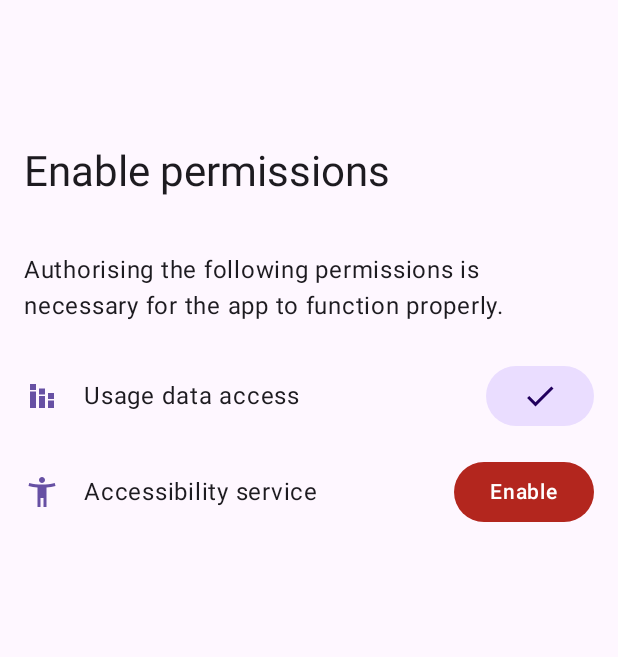
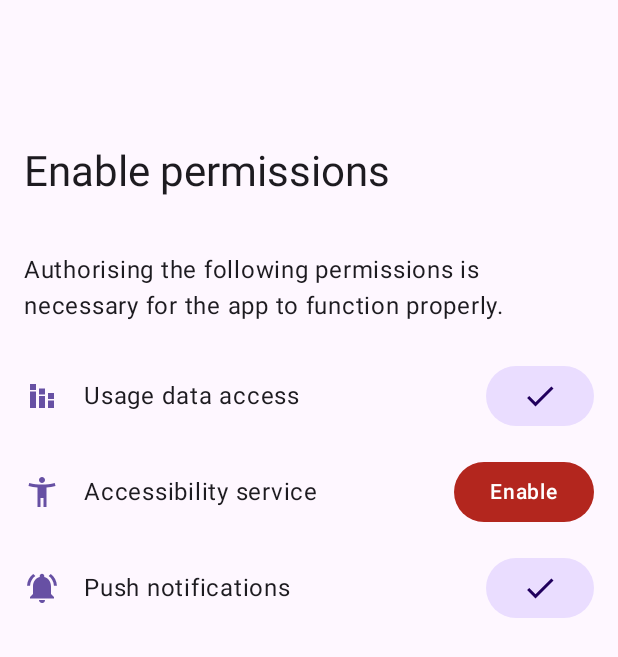
Before and after one commit to JackFinnis/DRP, an Android app built with Jetpack Compose: the screen it shows after launch (SetupActivity), on a phone screen of 412 x 824 dp. Shown: the top 657 px of the screen. Run offline under Robolectric (Android 15) with nearby library versions, the phone set to English and light mode, and no system bars; 1 statement that could not run was skipped.

Commit message:
feat: ask for push notification access as well
Signed-off-by: Timothy Langer <zeevox.dev@gmail.com>

```diff
--- a/app/src/main/AndroidManifest.xml
+++ b/app/src/main/AndroidManifest.xml
@@ -9,6 +9,8 @@
     <uses-permission
         android:name="android.permission.QUERY_ALL_PACKAGES"
         tools:ignore="QueryAllPackagesPermission" />
+
+    <uses-permission android:name="android.permission.POST_NOTIFICATIONS" />
 
     <application
         android:allowBackup="true"
--- a/app/src/main/java/drp/screentime/App.kt
+++ b/app/src/main/java/drp/screentime/App.kt
@@ -10,6 +10,7 @@ import androidx.work.WorkManager
 import drp.screentime.usage.AppUsageTrackingService
 import drp.screentime.usage.ScreenTimeUploadWorker
 import drp.screentime.usage.UsageStatsProcessor
+import drp.screentime.util.areAppNotificationsEnabled
 import java.util.concurrent.TimeUnit
 
 class App : Application() {
@@ -39,7 +40,8 @@ class App : Application() {
     companion object {
         fun areAllPermissionsGranted(context: Context): Boolean {
             return UsageStatsProcessor.hasUsageStatsAccess(context)
-                   && AppUsageTrackingService.isEnabled(context)
+                    && AppUsageTrackingService.isEnabled(context)
+                    && context.areAppNotificationsEnabled()
         }
     }
 }
--- a/app/src/main/java/drp/screentime/ui/SetupActivity.kt
+++ b/app/src/main/java/drp/screentime/ui/SetupActivity.kt
@@ -1,7 +1,9 @@
 package drp.screentime.ui
 
+import android.content.Context
 import android.content.Intent
 import android.net.Uri
+import android.os.Build
 import android.os.Bundle
 import android.provider.Settings
 import androidx.activity.ComponentActivity
@@ -13,6 +15,7 @@ import androidx.compose.foundation.layout.fillMaxSize
 import androidx.compose.foundation.layout.padding
 import androidx.compose.material.icons.Icons
 import androidx.compose.material.icons.filled.AccessibilityNew
+import androidx.compose.material.icons.filled.NotificationsActive
 import androidx.compose.material.icons.filled.StackedBarChart
 import androidx.compose.material3.ExperimentalMaterial3Api
 import androidx.compose.material3.LargeTopAppBar
@@ -27,6 +30,7 @@ import drp.screentime.App.Companion.areAllPermissionsGranted
 import drp.screentime.ui.components.PermissionCheckRow
 import drp.screentime.usage.AppUsageTrackingService
 import drp.screentime.usage.UsageStatsProcessor
+import drp.screentime.util.areAppNotificationsEnabled
 
 class SetupActivity : ComponentActivity() {
 
@@ -81,5 +85,15 @@ fun PermissionsScreen(contentPadding: PaddingValues) {
             description = "Accessibility service",
             icon = Icons.Default.AccessibilityNew
         )
+
+        if (Build.VERSION.SDK_INT >= Build.VERSION_CODES.O) {
+            PermissionCheckRow(
+                intent = Intent(Settings.ACTION_APP_NOTIFICATION_SETTINGS)
+                    .apply { putExtra(Settings.EXTRA_APP_PACKAGE, context.packageName) },
+                isEnabled = Context::areAppNotificationsEnabled,
+                description = "Push notifications",
+                icon = Icons.Default.NotificationsActive
+            )
+        }
     }
 }
--- /dev/null
+++ b/app/src/main/java/drp/screentime/util/Notifications.kt
@@ -0,0 +1,7 @@
+package drp.screentime.util
+
+import android.content.Context
+import androidx.core.app.NotificationManagerCompat
+
+fun Context.areAppNotificationsEnabled() =
+    NotificationManagerCompat.from(this).areNotificationsEnabled()
```
